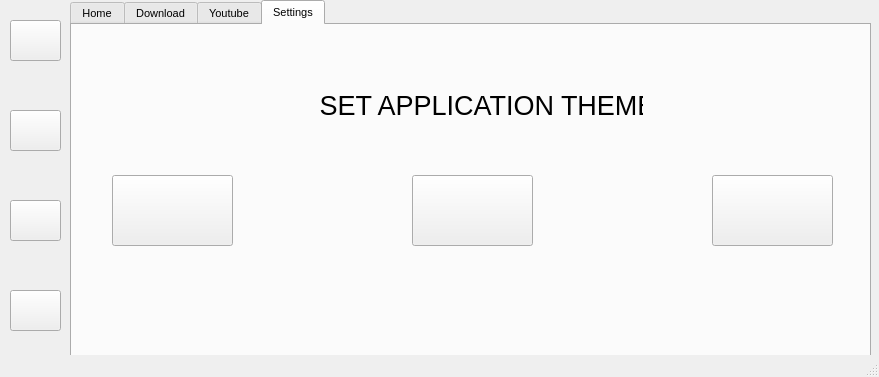
gautamsood15/download_manager, file main.ui: the form before one commit.
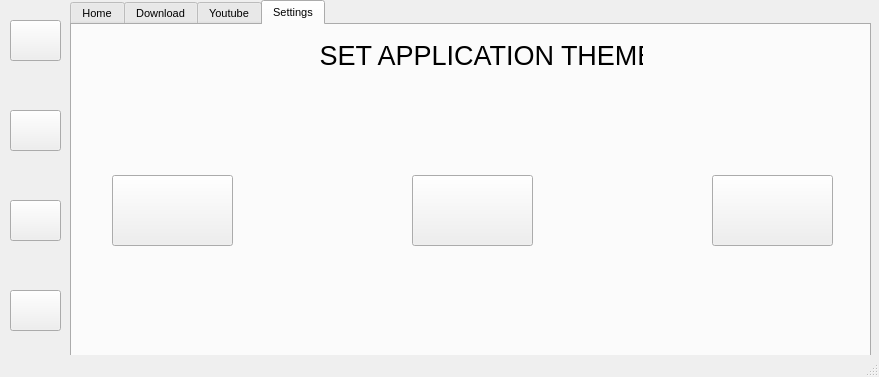
The form after the commit. The open tabs and pages were chosen to show the change. Icons and pictures are not drawn.

Commit message: Dark orange theme FXN added

```diff
--- a/main.ui
+++ b/main.ui
@@ -860,7 +860,7 @@
       <property name="geometry">
        <rect>
         <x>240</x>
-        <y>50</y>
+        <y>0</y>
         <width>331</width>
         <height>61</height>
        </rect>
```
Left out of the diff: 2 changed lines with no effect on the pictures. The commit also changes 1 other file.
